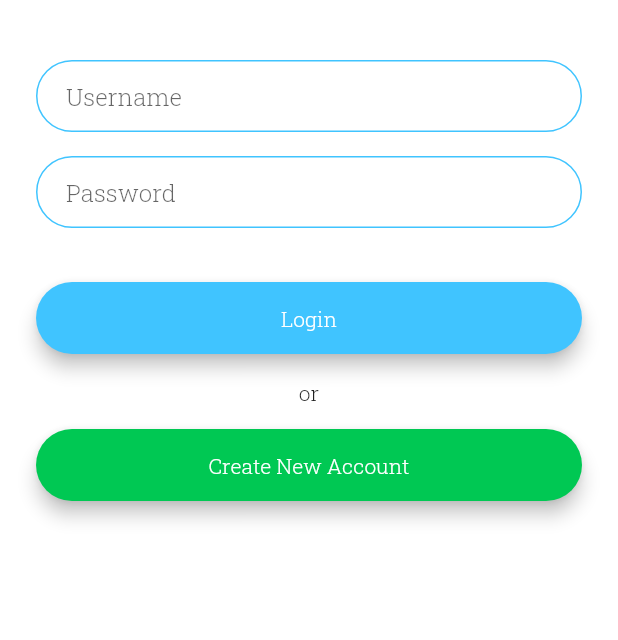
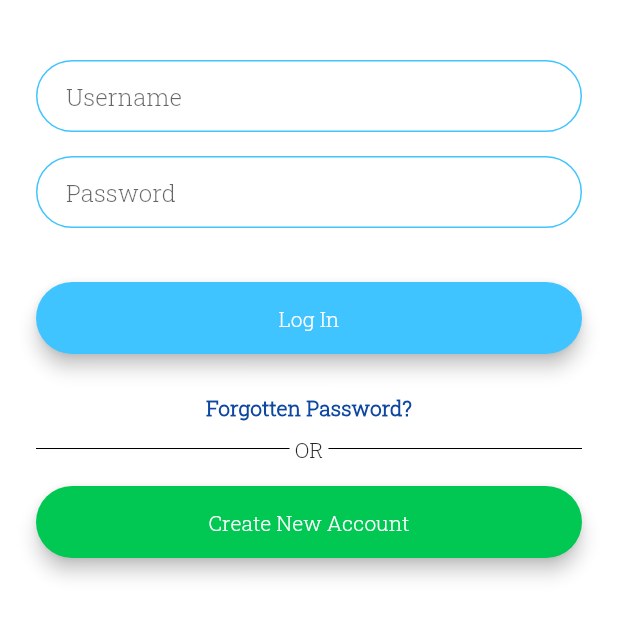
Before and after one commit to Dileepa97/TCS-mobileapp, a Flutter app: the screen it shows after launch, on a phone screen of 412 x 824 dp, the part 420-1060 px from its top. Run offline on Flutter 3.47's test engine with Material 2 defaults, Android fonts, the phone set to English and light mode, and no system bars; our stand-ins replace flutter_secure_storage, image_picker, modal_progress_hud; missing offline and left inert: enum_to_string; accounts and stored records are empty; generated files the repository leaves out were written again.

Commit message:
forgot password screen added need to set backend paths

```diff
--- a/lib/main.dart
+++ b/lib/main.dart
@@ -2,6 +2,7 @@ import 'package:flutter/material.dart';
 import 'package:timecapturesystem/services/storage_service.dart';
 import 'package:timecapturesystem/view/LMS/admin/getLeaves.dart';
 import 'package:timecapturesystem/view/LMS/user/ownLeave.dart';
+import 'package:timecapturesystem/view/auth/forgot_password.dart';
 import 'package:timecapturesystem/view/user/edit_profile.dart';
 import 'package:timecapturesystem/view/user/upload_image.dart';
 import 'package:timecapturesystem/view/user_management/user_details.dart';
@@ -50,6 +51,8 @@ class _MyAppState extends State<MyApp> {
 
               UploadImage.id: (context) => UploadImage(),
 
+              ForgotPasswordScreen.id: (context) => ForgotPasswordScreen(),
+
               '/userLeave': (context) => UserLeave(),
               //  build the UserLeave widget.
               '/leaveRequest': (context) => LeaveRequest(),
@@ -68,6 +71,9 @@ class _MyAppState extends State<MyApp> {
               '/': (context) => HomePage(),
               LoginScreen.id: (context) => LoginScreen(),
               // build the Login widget.
+
+              ForgotPasswordScreen.id: (context) => ForgotPasswordScreen(),
+
               RegistrationScreen.id: (context) => RegistrationScreen(),
               //  build the LeaveRequest widget.
             };
--- a/lib/view/auth/forgot_password.dart
+++ b/lib/view/auth/forgot_password.dart
@@ -5,18 +5,17 @@ import 'package:timecapturesystem/components/rounded_button.dart';
 import 'package:timecapturesystem/services/auth_service.dart';
 
 import 'package:timecapturesystem/main.dart' as app;
-import 'package:timecapturesystem/view/auth/registration_screen.dart';
 
 import '../constants.dart';
 
-class LoginScreen extends StatefulWidget {
-  static const String id = "login_screen";
+class ForgotPasswordScreen extends StatefulWidget {
+  static const String id = "forgot_password_screen";
 
   @override
-  _LoginScreenState createState() => _LoginScreenState();
+  _ForgotPasswordScreenState createState() => _ForgotPasswordScreenState();
 }
 
-class _LoginScreenState extends State<LoginScreen> {
+class _ForgotPasswordScreenState extends State<ForgotPasswordScreen> {
   final TextEditingController _emailController = TextEditingController();
 
   bool spin = false;
@@ -46,7 +45,7 @@ class _LoginScreenState extends State<LoginScreen> {
                   ),
                 ),
                 SizedBox(
-                  height: 40.0,
+                  height: 100.0,
                 ),
                 TextField(
                   controller: _emailController,
@@ -60,6 +59,9 @@ class _LoginScreenState extends State<LoginScreen> {
                   },
                   decoration:
                       inputDeco(emailInitColor).copyWith(hintText: 'Email'),
+                ),
+                SizedBox(
+                  height: 20.0,
                 ),
                 RoundedButton(
                   color: Colors.lightBlueAccent,
@@ -89,10 +91,10 @@ class _LoginScreenState extends State<LoginScreen> {
                       } else {
                         if (code == 404) {
                           displayDialog(context, "Invalid User",
-                              "user with given email has not registered in the system");
+                              "user with given username has not registered in the system");
                         } else if (code == 401) {
                           displayDialog(
-                              context, "Bad Credentials", "Invalid email");
+                              context, "Bad Credentials", "Invalid username");
                         } else {
                           displayDialog(context, "Unknown Error",
                               "An Unknown Error Occurred");
--- a/lib/view/auth/login_screen.dart
+++ b/lib/view/auth/login_screen.dart
@@ -8,6 +8,7 @@ import 'package:timecapturesystem/main.dart' as app;
 import 'package:timecapturesystem/view/auth/registration_screen.dart';
 
 import '../constants.dart';
+import 'forgot_password.dart';
 
 class LoginScreen extends StatefulWidget {
   static const String id = "login_screen";
@@ -138,11 +139,45 @@ class _LoginScreenState extends State<LoginScreen> {
                       });
                     }
                   },
-                  title: 'Login',
+                  title: 'Log In',
+                ),
+                SizedBox(
+                  height: 10.0,
                 ),
                 Row(
                   mainAxisAlignment: MainAxisAlignment.center,
-                  children: [Text('or')],
+                  children: [
+                    GestureDetector(
+                      child: Text(
+                        'Forgotten Password?',
+                        style: TextStyle(
+                            color: Colors.blue[900],
+                            fontWeight: FontWeight.w600),
+                      ),
+                      onTap: () {
+                        Navigator.pushNamed(context, ForgotPasswordScreen.id);
+                      },
+                    ),
+                  ],
+                ),
+                SizedBox(
+                  height: 10.0,
+                ),
+                Row(
+                  mainAxisAlignment: MainAxisAlignment.center,
+                  children: [
+                    Expanded(
+                        child: Divider(
+                      height: 1.0,
+                      color: Colors.black,
+                    )),
+                    Text(" OR "),
+                    Expanded(
+                        child: Divider(
+                      height: 1.0,
+                      color: Colors.black,
+                    )),
+                  ],
                 ),
                 RoundedButton(
                   color: Colors.greenAccent[700],
```
